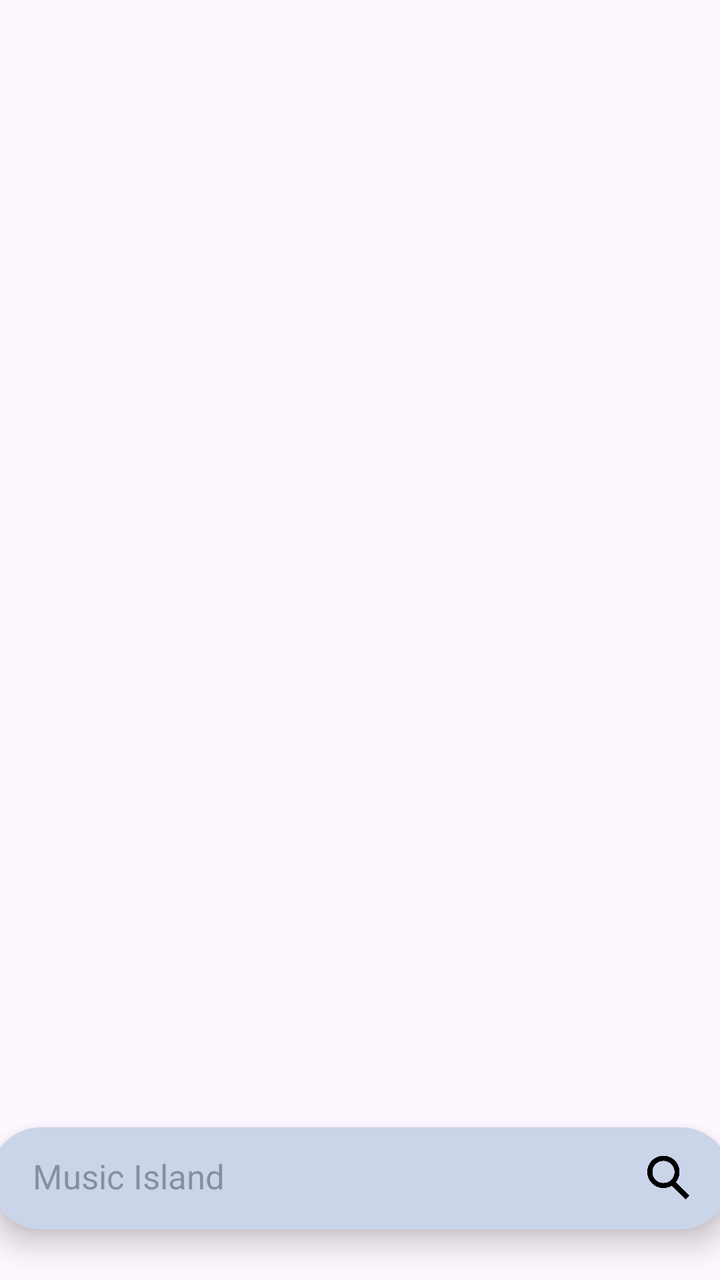
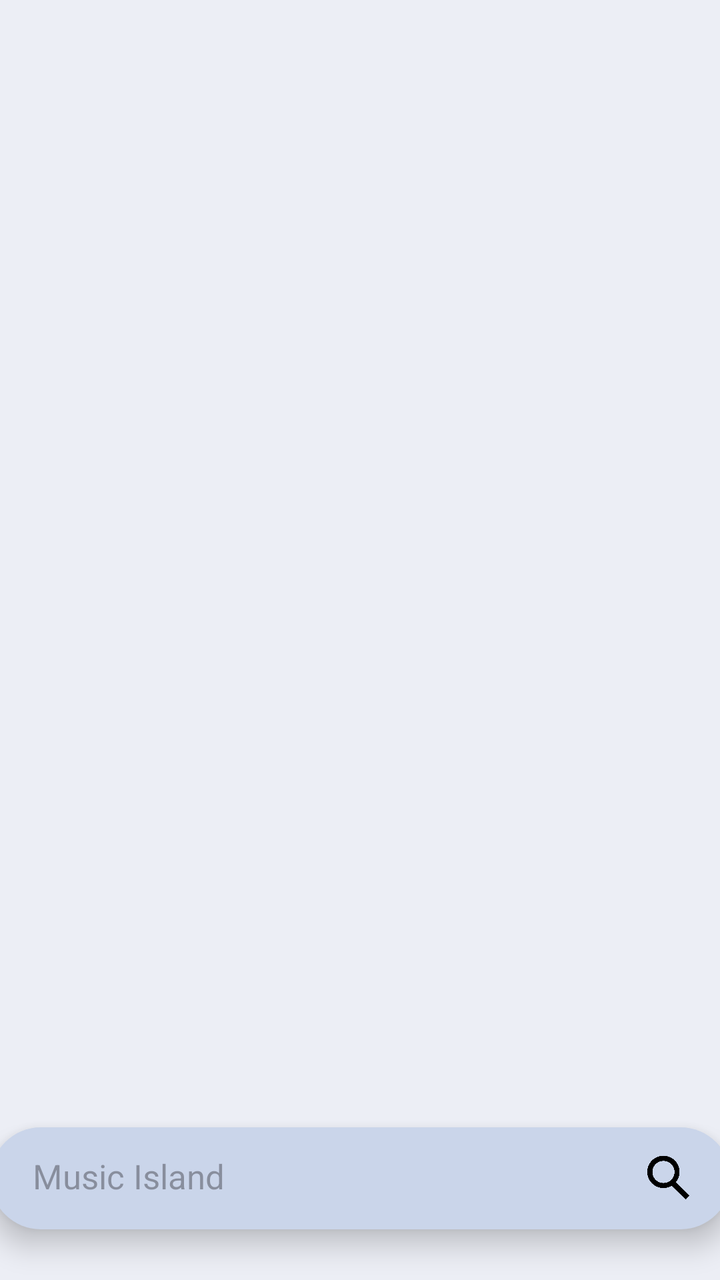

Two renders of the same Android screen: before a commit and after it. Below are the layout's source before the change and the commit's diff.
<!-- AndroidManifest.xml: application theme Theme.MusicIsland -->
<!-- res/layout/search.xml -->
<?xml version="1.0" encoding="utf-8"?>
<androidx.constraintlayout.widget.ConstraintLayout xmlns:android="http://schemas.android.com/apk/res/android"
    xmlns:app="http://schemas.android.com/apk/res-auto"
    xmlns:tools="http://schemas.android.com/tools"
    android:id="@+id/search_layout"
    android:layout_width="match_parent"
    android:layout_height="match_parent"
    android:orientation="vertical">

    <androidx.constraintlayout.widget.ConstraintLayout
        android:id="@+id/searchBar"
        android:layout_width="370dp"
        android:layout_height="51dp"
        android:background="@drawable/pill_bg"
        android:elevation="8dp"
        android:padding="4dp"
        app:layout_constraintBottom_toBottomOf="@id/search_layout"
        app:layout_constraintEnd_toEndOf="parent"
        app:layout_constraintHorizontal_bias="0.502"
        app:layout_constraintStart_toStartOf="parent"
        app:layout_constraintTop_toTopOf="@id/search_layout"
        app:layout_constraintVertical_bias="0.957">


        <EditText
            android:id="@+id/edit_search"
            android:layout_width="300dp"
            android:layout_height="match_parent"
            android:layout_marginBottom="2dp"
            android:hint="Music Island"
            android:singleLine="true"
            android:textSize="17sp"
            android:background="@null"
            app:layout_constraintBottom_toBottomOf="parent"
            app:layout_constraintEnd_toStartOf="@id/search_image"
            app:layout_constraintHorizontal_bias="1.0"
            app:layout_constraintStart_toStartOf="parent"
            app:layout_constraintTop_toTopOf="parent"
            app:layout_constraintVertical_bias="0.0" />

        <ImageView
            android:id="@+id/search_image"
            android:layout_width="37dp"
            android:layout_height="37dp"
            android:layout_marginEnd="8dp"
            android:background="?attr/selectableItemBackgroundBorderless"
            android:scaleType="centerInside"
            android:src="@drawable/search_icon"
            app:layout_constraintBottom_toBottomOf="parent"
            app:layout_constraintEnd_toEndOf="parent"
            app:layout_constraintTop_toTopOf="parent" />
    </androidx.constraintlayout.widget.ConstraintLayout>

    <androidx.recyclerview.widget.RecyclerView
        android:id="@+id/recycler_search"
        android:layout_width="match_parent"
        android:layout_height="0dp"
        android:clipToPadding="false"
        android:padding="6dp"
        android:elevation="0dp"
        app:layout_constraintBottom_toBottomOf="parent"
        app:layout_constraintEnd_toEndOf="parent"
        app:layout_constraintStart_toStartOf="parent"
        app:layout_constraintTop_toTopOf="parent">

    </androidx.recyclerview.widget.RecyclerView>

</androidx.constraintlayout.widget.ConstraintLayout>
<!-- resources referenced by this layout -->
<resources>
  <!-- drawable pill_bg (drawable) -->
  <?xml version="1.0" encoding="utf-8"?>
  <ripple xmlns:android="http://schemas.android.com/apk/res/android"
      android:color="?attr/colorControlHighlight">
  
      <item>
          <shape android:shape="rectangle">
              
              <corners android:radius="25dp" />
  
              
              <solid android:color="#cad5ea" />
          </shape>
      </item>
  
  </ripple>
  <!-- drawable search_icon: png bitmap (drawable, 44452 bytes) -->
  <style name="Theme.MusicIsland" parent="Base.Theme.MusicIsland" />
  <style name="Base.Theme.MusicIsland" parent="Theme.Material3.DayNight.NoActionBar">
          
          
          <item name="isMaterial3DynamicColorApplied">false</item>
  
      </style>
</resources>

<!-- the commit's change to res/layout/search.xml (unified diff, before → after) -->
@@ -11,7 +11,7 @@
         android:id="@+id/searchBar"
         android:layout_width="370dp"
         android:layout_height="51dp"
-        android:background="@drawable/pill_bg"
+        android:background="@drawable/bg_pill_blue"
         android:elevation="8dp"
         android:padding="4dp"
         app:layout_constraintBottom_toBottomOf="@id/search_layout"
<!-- resource entries referenced after the edit -->
@@ -1,6 +1,6 @@
 <!-- resources referenced by this layout -->
 <resources>
-  <!-- drawable pill_bg (drawable) -->
+  <!-- drawable bg_pill_blue (drawable) -->
   <?xml version="1.0" encoding="utf-8"?>
   <ripple xmlns:android="http://schemas.android.com/apk/res/android"
       android:color="?attr/colorControlHighlight">
@@ -17,12 +17,16 @@
   
   </ripple>
   <!-- drawable search_icon: png bitmap (drawable, 44452 bytes) -->
-  <style name="Theme.MusicIsland" parent="Base.Theme.MusicIsland" />
+  <style name="Theme.MusicIsland" parent="Base.Theme.MusicIsland">
+          <item name="android:colorBackground">@color/blue</item>
+          <item name="android:forceDarkAllowed">false</item>
+      </style>
   <style name="Base.Theme.MusicIsland" parent="Theme.Material3.DayNight.NoActionBar">
           
           
           <item name="isMaterial3DynamicColorApplied">false</item>
   
       </style>
+  <color name="blue">#eceef5</color>
 </resources>
 
